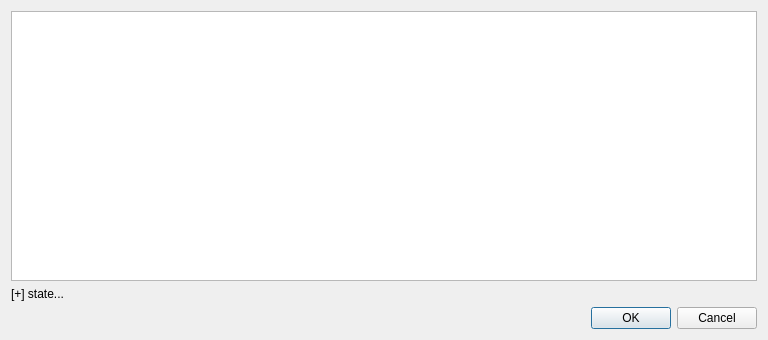
Qt form selfcheck.ui (ishamo/boom) before a commit.
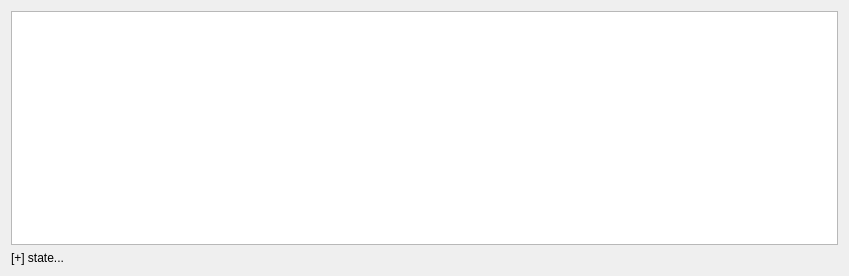
The same form after that commit.

The edit to the form file:
```diff
--- a/selfcheck.ui
+++ b/selfcheck.ui
@@ -6,8 +6,8 @@
    <rect>
     <x>0</x>
     <y>0</y>
-    <width>768</width>
-    <height>340</height>
+    <width>849</width>
+    <height>276</height>
    </rect>
   </property>
   <property name="windowTitle">
@@ -27,16 +27,6 @@
      </property>
     </widget>
    </item>
-   <item row="2" column="0">
-    <widget class="QDialogButtonBox" name="buttonBox">
-     <property name="orientation">
-      <enum>Qt::Horizontal</enum>
-     </property>
-     <property name="standardButtons">
-      <set>QDialogButtonBox::Cancel|QDialogButtonBox::Ok</set>
-     </property>
-    </widget>
-   </item>
   </layout>
  </widget>
  <resources/>
```
Left out of the diff: 37 changed lines with no effect on the pictures.
